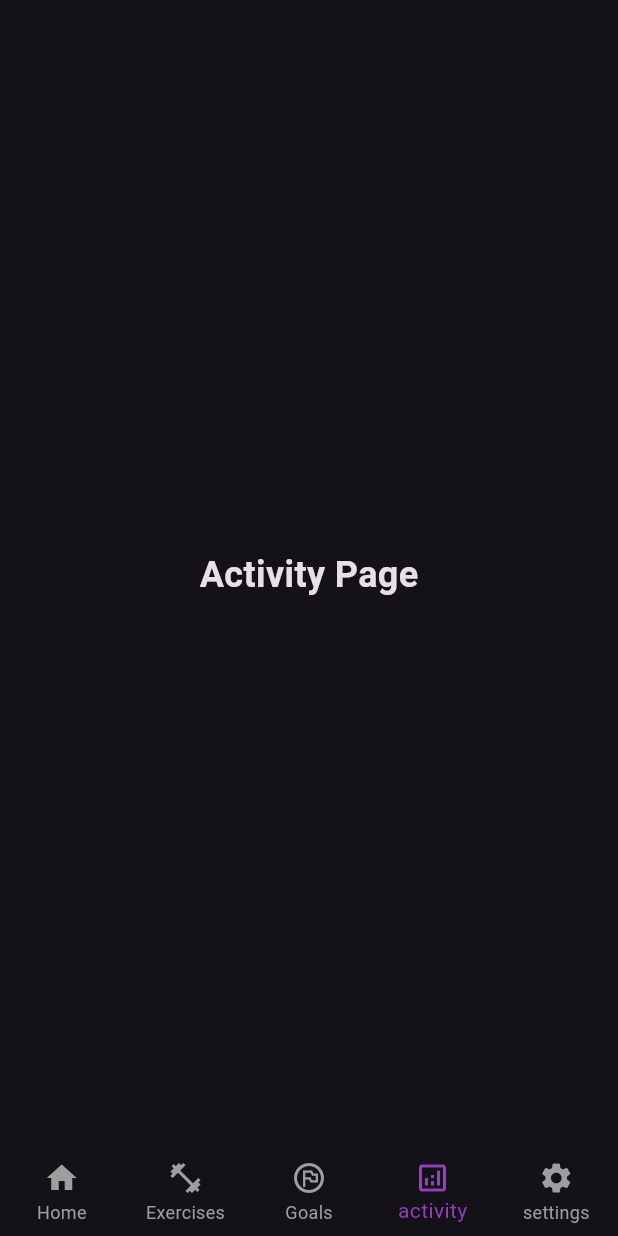
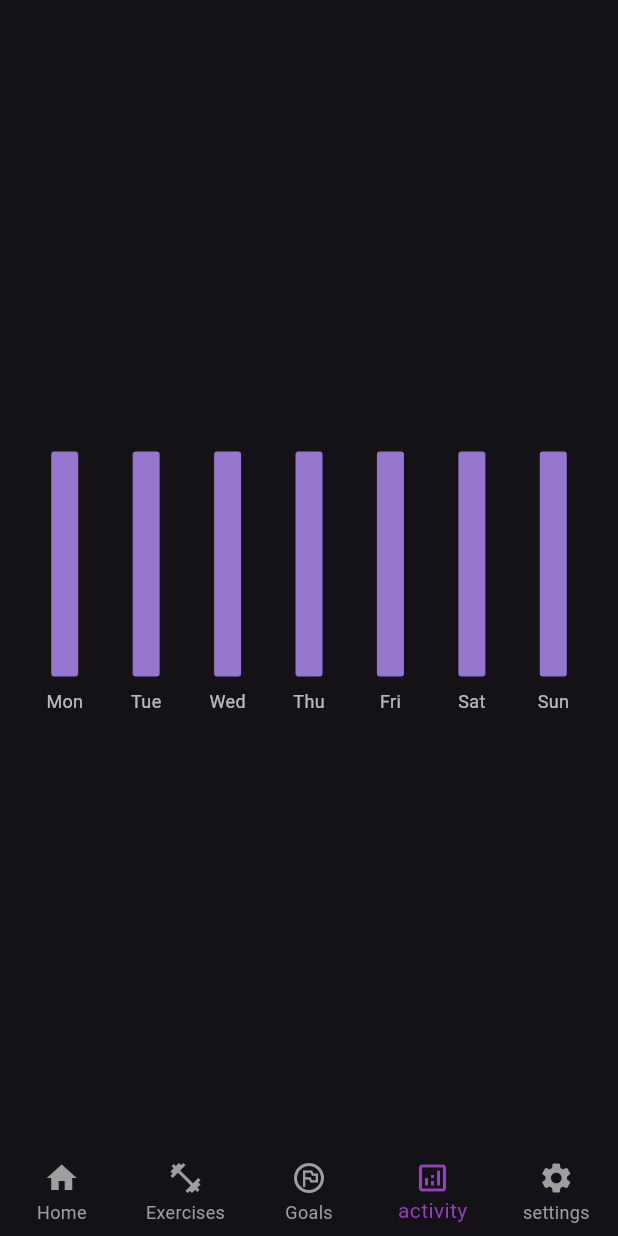
Before and after one commit to TarekMohammedgg/Fit-Fusion, a Flutter app: the MainView screen opened directly, item 4 of the bottom bar chosen, on a phone screen of 412 x 824 dp. Run offline on Flutter 3.47's test engine with Material 3 defaults, Android fonts, the phone set to English and light mode, and no system bars; drawn by our look-alikes of fl_chart; our stand-ins replace go_router, percent_indicator.

Commit message:
add some updated

```diff
--- a/lib/features/authentication/presentation/views/widgets/register_screen.dart
+++ b/lib/features/authentication/presentation/views/widgets/register_screen.dart
@@ -40,7 +40,6 @@ class _RegisterscreenState extends State<Registerscreen> {
             key: registerFormKey,
             child: Column(
               children: [
-                SizedBox(height: 260),
                 Padding(
                   padding: EdgeInsets.symmetric(horizontal: 16),
                   child: Column(
@@ -52,6 +51,21 @@ class _RegisterscreenState extends State<Registerscreen> {
                         hintText: "Username",
                       ),
                       SizedBox(height: 20),
+                      CustomTextFormField(
+                        controller: registerEmailController,
+                        hintText: "weight (kg)",
+                      ),
+                      SizedBox(height: 20),
+                      CustomTextFormField(
+                        controller: registerEmailController,
+                        hintText: "height (cm)",
+                      ),
+                      SizedBox(height: 20),
+                      CustomTextFormField(
+                        controller: registerEmailController,
+                        hintText: "Bounce",
+                      ),
+                      SizedBox(height: 20),
 
                       CustomTextFormField(
                         controller: registerEmailController,
@@ -61,6 +75,16 @@ class _RegisterscreenState extends State<Registerscreen> {
                       CustomTextFormField(
                         controller: registerPasswordController,
                         hintText: "Password",
+                      ),
+                      SizedBox(height: 20),
+                      CustomTextFormField(
+                        controller: registerPasswordController,
+                        hintText: "Gym Duration (optional)",
+                      ),
+                      SizedBox(height: 20),
+                      CustomTextFormField(
+                        controller: registerPasswordController,
+                        hintText: "Workout Duration (optional)",
                       ),
                       SizedBox(height: 20),
 
--- /dev/null
+++ b/lib/features/exercise/presentation/views/widgets/custom_bottom_nav_bar.dart
@@ -0,0 +1,43 @@
+import 'package:flutter/material.dart';
+
+class CustomBottomNavBar extends StatelessWidget {
+  final int selectedIndex;
+  final ValueChanged<int> onTap;
+
+  const CustomBottomNavBar({
+    super.key,
+    required this.selectedIndex,
+    required this.onTap,
+  });
+
+  static const List<BottomNavigationBarItem> _items = [
+    BottomNavigationBarItem(icon: Icon(Icons.home), label: 'Home'),
+    BottomNavigationBarItem(
+      icon: Icon(Icons.fitness_center_outlined),
+      label: 'Exercises',
+    ),
+    BottomNavigationBarItem(
+      icon: Icon(Icons.flag_circle_outlined),
+      label: 'Goals',
+    ),
+
+    BottomNavigationBarItem(
+      icon: Icon(Icons.analytics_outlined),
+      label: 'activity',
+    ),
+    BottomNavigationBarItem(icon: Icon(Icons.settings), label: 'settings'),
+  ];
+
+  @override
+  Widget build(BuildContext context) {
+    return BottomNavigationBar(
+      items: _items,
+      currentIndex: selectedIndex,
+      onTap: onTap,
+      selectedItemColor: const Color(0xff973ec2),
+      // selectedItemColor: Colors.white,
+      unselectedItemColor: Colors.grey,
+      type: BottomNavigationBarType.fixed,
+    );
+  }
+}
--- a/lib/features/exercise/presentation/views/widgets/main_view.dart
+++ b/lib/features/exercise/presentation/views/widgets/main_view.dart
@@ -1,8 +1,9 @@
-import 'package:fit_fusion/features/exercise/presentation/views/widgets/custombottomnavbar.dart';
+import 'package:fit_fusion/features/exercise/presentation/views/widgets/custom_bottom_nav_bar.dart';
 import 'package:fit_fusion/features/exercise/presentation/views/widgets/exercise_view_body.dart';
 import 'package:fit_fusion/features/goals/presentation/views/goal_view.dart';
 import 'package:fit_fusion/features/home/presentation/view/home_view.dart';
 import 'package:fit_fusion/features/settings/presentaion/view/settings_view.dart';
+import 'package:fl_chart/fl_chart.dart';
 import 'package:flutter/material.dart';
 import 'package:fit_fusion/features/exercise/presentation/views/widgets/exercise_model.dart';
 
@@ -36,13 +37,8 @@ class _MainViewState extends State<MainView> {
       const HomeView(),
       ExerciseViewBody(filters: filters),
       GoalsView(),
-      const Center(
-        child: Text(
-          'Activity Page',
-          style: TextStyle(fontSize: 24, fontWeight: FontWeight.bold),
-        ),
-      ),
-      SettingsView() ,
+      ChartSection(),
+      SettingsView(),
     ];
     return list;
   }
@@ -59,3 +55,107 @@ class _MainViewState extends State<MainView> {
     );
   }
 }
+
+class ChartSection extends StatelessWidget {
+  const ChartSection({super.key});
+
+  @override
+  Widget build(BuildContext context) {
+    return Center(
+      child: Container(
+        color: Color(0xff141217), // خلفية داكنة
+        padding: const EdgeInsets.all(16.0),
+        child: Column(
+          mainAxisSize: MainAxisSize.min, // يخلي العمود ياخد أقل مساحة
+          crossAxisAlignment: CrossAxisAlignment.center,
+          children: [
+
+            const SizedBox(height: 16),
+            // الرسم البياني
+            SizedBox(
+              height: 180,
+              child: BarChart(
+                BarChartData(
+                  alignment: BarChartAlignment.spaceAround,
+                  maxY: 12,
+                  barTouchData: BarTouchData(enabled:false ),
+                  gridData: FlGridData(show: false),
+                  titlesData: FlTitlesData(
+                    show: true,
+                    bottomTitles: AxisTitles(
+                      sideTitles: SideTitles(
+                        showTitles: true,
+                        getTitlesWidget: (double value, TitleMeta meta) {
+                          const style = TextStyle(
+                            color: Colors.white70,
+                            fontSize: 12,
+                          );
+                          Widget text;
+                          switch (value.toInt()) {
+                            case 0:
+                              text = const Text('Mon', style: style);
+                              break;
+                            case 1:
+                              text = const Text('Tue', style: style);
+                              break;
+                            case 2:
+                              text = const Text('Wed', style: style);
+                              break;
+                            case 3:
+                              text = const Text('Thu', style: style);
+                              break;
+                            case 4:
+                              text = const Text('Fri', style: style);
+                              break;
+                            case 5:
+                              text = const Text('Sat', style: style);
+                              break;
+                            case 6:
+                              text = const Text('Sun', style: style);
+                              break;
+                            default:
+                              text = const Text('', style: style);
+                              break;
+                          }
+                          return SideTitleWidget(
+                            axisSide: meta.axisSide,
+                            space: 8.0,
+                            child: text,
+                          );
+                        },
+                        reservedSize: 30,
+                      ),
+                    ),
+                    leftTitles: AxisTitles(
+                      sideTitles: SideTitles(showTitles: false),
+                    ),
+                    topTitles: AxisTitles(
+                      sideTitles: SideTitles(showTitles: false),
+                    ),
+                    rightTitles: AxisTitles(
+                      sideTitles: SideTitles(showTitles: false),
+                    ),
+                  ),
+                  borderData: FlBorderData(show: false),
+                  barGroups: List.generate(7, (index) {
+                    return BarChartGroupData(
+                      x: index,
+                      barRods: [
+                        BarChartRodData(
+                          toY: 14, // قيمة موحدة عشان كل الأعمدة شبه بعض
+                          color: Colors.deepPurple.shade300,
+                          width: 18,
+                          borderRadius: BorderRadius.circular(2),
+                        ),
+                      ],
+                    );
+                  }),
+                ),
+              ),
+            ),
+          ],
+        ),
+      ),
+    );
+  }
+}
--- a/lib/features/home/presentation/view/widgets/avatar_card.dart
+++ b/lib/features/home/presentation/view/widgets/avatar_card.dart
@@ -10,7 +10,14 @@ class AvatarCard extends StatelessWidget {
     return Row(
       children: [
         // Image.asset(Assets.imagesAvatarsPerson),
-        Image.asset(Assets.imagesAvatarsPerson, height: 100, width: 100),
+        TweenAnimationBuilder(
+          tween: Tween<double>(begin: 30 , end: 100),
+          curve: Curves.easeInCirc,
+          duration: const Duration(seconds:2),
+          builder: (context , value , child ) {
+            return Image.asset(Assets.imagesAvatarsPerson, height: value, width: value);
+          }
+        ),
         SizedBox(width: 10),
         Column(
           crossAxisAlignment: CrossAxisAlignment.start,
--- a/lib/features/home/presentation/view/widgets/progress_indicator.dart
+++ b/lib/features/home/presentation/view/widgets/progress_indicator.dart
@@ -6,14 +6,21 @@ class ProgressIndenticator extends StatelessWidget {
 
   @override
   Widget build(BuildContext context) {
+    return TweenAnimationBuilder(
+      tween: IntTween(begin: 0, end: 70),
+      curve: Curves.easeIn,
+      duration: const Duration(seconds: 3),
+      builder: (context, value, child) {
         return LinearPercentIndicator(
           padding: EdgeInsets.zero,
           width: MediaQuery.of(context).size.width * 0.9,
           lineHeight: 8.0,
-      percent: 0.7,
+          percent: value / 100,
           barRadius: Radius.circular(12),
           backgroundColor: Color(0xff33263B),
           progressColor: Colors.white,
         );
+      },
+    );
   }
 }
--- a/lib/features/settings/presentaion/view/settings_view.dart
+++ b/lib/features/settings/presentaion/view/settings_view.dart
@@ -1,3 +1,4 @@
+import 'package:fit_fusion/core/utils/app_styler.dart';
 import 'package:fit_fusion/features/settings/presentaion/view/widgets/settings_viwe_body.dart';
 import 'package:flutter/material.dart';
 
@@ -8,8 +9,11 @@ class SettingsView extends StatelessWidget {
   Widget build(BuildContext context) {
     return Scaffold(
       appBar: AppBar(
+        centerTitle: true,
+        title: Text("Settings" , style: AppStyle.styleRegular16,) ,
         leading: IconButton(
           onPressed: () {},
+
           icon: Icon(Icons.arrow_back_ios_new_sharp),
         ),
       ),
```
Lines whose indentation alone changed are shown as unchanged.
